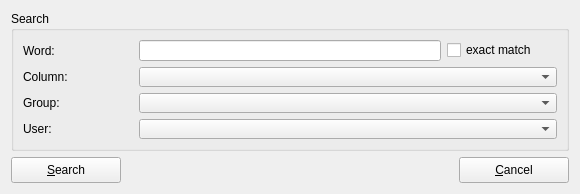
Qt form trunk/libdms/ui/search.ui (BackupTheBerlios/dms-svn) before a commit.
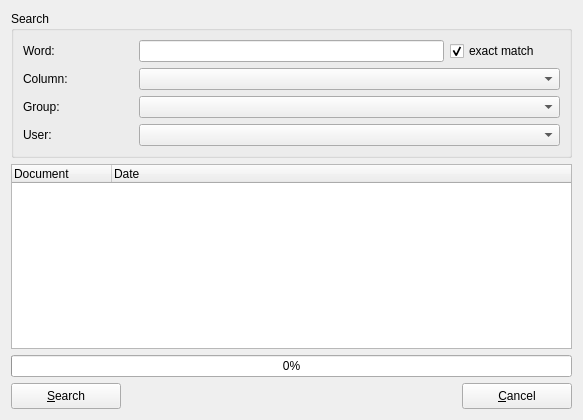
The same form after that commit. Icons and pictures are not drawn.

Commit message: * update search widget    * search is not complete ...

Diff of the .ui file:
```diff
--- a/trunk/libdms/ui/search.ui
+++ b/trunk/libdms/ui/search.ui
@@ -5,22 +5,10 @@
    <rect>
     <x>0</x>
     <y>0</y>
-    <width>580</width>
-    <height>194</height>
+    <width>583</width>
+    <height>420</height>
    </rect>
   </property>
-  <property name="minimumSize" >
-   <size>
-    <width>580</width>
-    <height>194</height>
-   </size>
-  </property>
-  <property name="maximumSize" >
-   <size>
-    <width>580</width>
-    <height>194</height>
-   </size>
-  </property>
   <property name="windowTitle" >
    <string>Search for</string>
   </property>
@@ -79,6 +67,9 @@
           <property name="text" >
            <string>exact match</string>
           </property>
+          <property name="checked" >
+           <bool>true</bool>
+          </property>
          </widget>
         </item>
        </layout>
@@ -165,6 +156,39 @@
     </widget>
    </item>
    <item row="1" column="0" >
+    <widget class="QTreeWidget" name="treeWidgetSearchDocument" >
+     <property name="contextMenuPolicy" >
+      <enum>Qt::CustomContextMenu</enum>
+     </property>
+     <property name="dragEnabled" >
+      <bool>true</bool>
+     </property>
+     <property name="dragDropOverwriteMode" >
+      <bool>true</bool>
+     </property>
+     <property name="dragDropMode" >
+      <enum>QAbstractItemView::DragOnly</enum>
+     </property>
+     <column>
+      <property name="text" >
+       <string>Document</string>
+      </property>
+     </column>
+     <column>
+      <property name="text" >
+       <string>Date</string>
+      </property>
+     </column>
+    </widget>
+   </item>
+   <item row="2" column="0" >
+    <widget class="QProgressBar" name="progressBarSearch" >
+     <property name="value" >
+      <number>0</number>
+     </property>
+    </widget>
+   </item>
+   <item row="3" column="0" >
     <layout class="QHBoxLayout" >
      <item>
       <widget class="QPushButton" name="btnSearch" >
```
Left out of the diff: 2 changed lines with no effect on the pictures. The commit also changes 8 other files.
